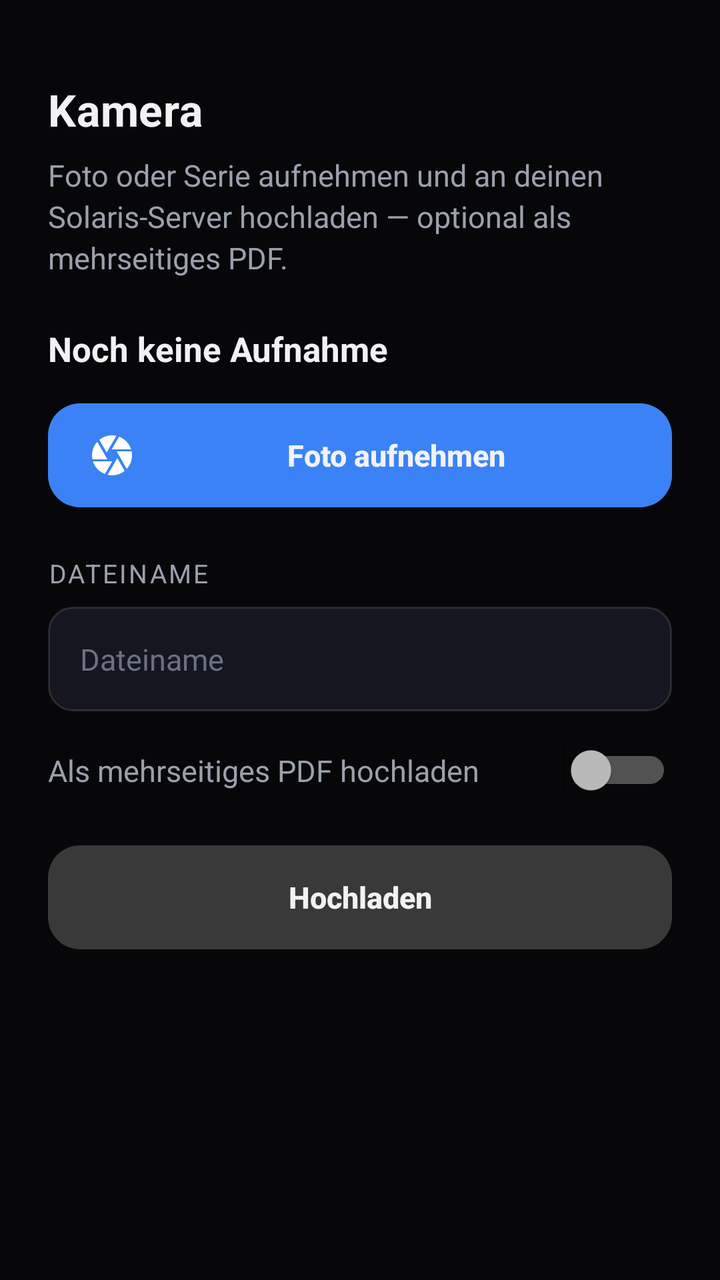
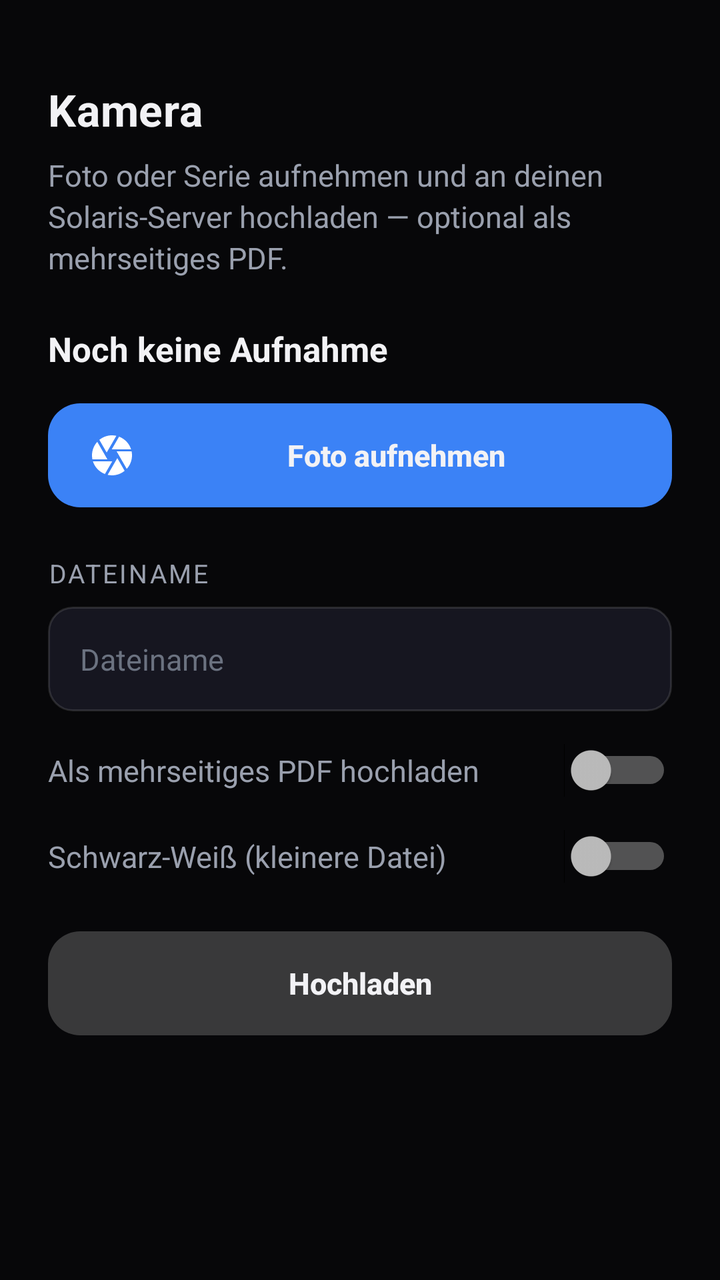

Compare the two renders of this Android layout. The source of the first and the diff that turns it into the second are given below.
<!-- AndroidManifest.xml: activity theme Theme.Solaris -->
<!-- res/layout/activity_camera_capture.xml -->
<?xml version="1.0" encoding="utf-8"?>
<ScrollView xmlns:android="http://schemas.android.com/apk/res/android"
    android:layout_width="match_parent"
    android:layout_height="match_parent"
    android:fillViewport="true"
    android:background="@color/solaris_bg">

    <LinearLayout
        android:layout_width="match_parent"
        android:layout_height="wrap_content"
        android:orientation="vertical"
        android:padding="@dimen/screen_gutter">

        <TextView
            android:layout_width="wrap_content"
            android:layout_height="wrap_content"
            android:layout_marginTop="@dimen/space_md"
            android:text="@string/camera_capture_title"
            style="@style/Text.Solaris.Headline" />

        <TextView
            android:layout_width="match_parent"
            android:layout_height="wrap_content"
            android:layout_marginTop="@dimen/space_xs"
            android:text="@string/camera_capture_hint"
            style="@style/Text.Solaris.Body" />

        
        <TextView
            android:id="@+id/cap_count"
            android:layout_width="match_parent"
            android:layout_height="wrap_content"
            android:layout_marginTop="@dimen/space_lg"
            android:text="@string/camera_capture_none"
            style="@style/Text.Solaris.Title" />

        
        <HorizontalScrollView
            android:id="@+id/cap_gallery"
            android:layout_width="match_parent"
            android:layout_height="wrap_content"
            android:layout_marginTop="@dimen/space_md"
            android:scrollbars="none"
            android:visibility="gone">

            <LinearLayout
                android:id="@+id/cap_gallery_row"
                android:layout_width="wrap_content"
                android:layout_height="wrap_content"
                android:orientation="horizontal" />
        </HorizontalScrollView>

        <Button
            android:id="@+id/cap_take"
            android:layout_width="match_parent"
            android:layout_height="wrap_content"
            android:layout_marginTop="@dimen/space_md"
            android:background="@drawable/btn_solaris"
            android:drawableStart="@drawable/ic_camera"
            android:drawablePadding="@dimen/space_sm"
            android:paddingTop="14dp"
            android:paddingBottom="14dp"
            android:text="@string/camera_capture_take"
            android:textColor="@color/solaris_text"
            android:textAllCaps="false" />

        <Button
            android:id="@+id/cap_clear"
            android:layout_width="match_parent"
            android:layout_height="wrap_content"
            android:layout_marginTop="@dimen/space_sm"
            android:background="@drawable/btn_solaris_ghost"
            android:paddingTop="12dp"
            android:paddingBottom="12dp"
            android:text="@string/camera_capture_clear"
            android:textColor="@color/solaris_text_muted"
            android:textAllCaps="false"
            android:visibility="gone" />

        
        <TextView
            android:layout_width="wrap_content"
            android:layout_height="wrap_content"
            android:layout_marginTop="@dimen/space_lg"
            android:text="@string/camera_capture_filename"
            style="@style/Text.Solaris.Label" />

        <EditText
            android:id="@+id/cap_filename"
            android:layout_width="match_parent"
            android:layout_height="wrap_content"
            android:layout_marginTop="@dimen/space_xs"
            android:background="@drawable/field_solaris"
            android:padding="@dimen/space_md"
            android:inputType="text"
            android:maxLines="1"
            android:textColor="@color/solaris_text"
            android:textColorHint="@color/solaris_text_faint"
            android:hint="@string/camera_capture_filename" />

        
        <LinearLayout
            android:layout_width="match_parent"
            android:layout_height="wrap_content"
            android:layout_marginTop="@dimen/space_md"
            android:orientation="horizontal"
            android:gravity="center_vertical">

            <TextView
                android:layout_width="0dp"
                android:layout_height="wrap_content"
                android:layout_weight="1"
                android:text="@string/camera_capture_as_pdf"
                style="@style/Text.Solaris.Body" />

            <Switch
                android:id="@+id/cap_pdf"
                android:layout_width="wrap_content"
                android:layout_height="wrap_content" />
        </LinearLayout>

        <Button
            android:id="@+id/cap_upload"
            android:layout_width="match_parent"
            android:layout_height="wrap_content"
            android:layout_marginTop="@dimen/space_lg"
            android:background="@drawable/btn_solaris"
            android:paddingTop="14dp"
            android:paddingBottom="14dp"
            android:text="@string/camera_capture_upload"
            android:textColor="@color/solaris_text"
            android:textAllCaps="false"
            android:enabled="false" />

        <ProgressBar
            android:id="@+id/cap_progress"
            style="?android:attr/progressBarStyleHorizontal"
            android:layout_width="match_parent"
            android:layout_height="wrap_content"
            android:layout_marginTop="@dimen/space_md"
            android:indeterminate="true"
            android:visibility="gone" />

        <TextView
            android:id="@+id/cap_status"
            android:layout_width="match_parent"
            android:layout_height="wrap_content"
            android:layout_marginTop="@dimen/space_sm"
            android:text=""
            style="@style/Text.Solaris.Body" />
    </LinearLayout>
</ScrollView>
<!-- resources referenced by this layout -->
<resources>
  <color name="solaris_bg">#070709</color>
  <color name="solaris_text">#F2F2F5</color>
  <color name="solaris_text_faint">#6B7280</color>
  <color name="solaris_text_muted">#9AA0AE</color>
  <dimen name="screen_gutter">24dp</dimen>
  <dimen name="space_lg">24dp</dimen>
  <dimen name="space_md">16dp</dimen>
  <dimen name="space_sm">12dp</dimen>
  <dimen name="space_xs">8dp</dimen>
  <string name="camera_capture_as_pdf">Als mehrseitiges PDF hochladen</string>
  <string name="camera_capture_clear">Verwerfen</string>
  <string name="camera_capture_filename">Dateiname</string>
  <string name="camera_capture_hint">Foto oder Serie aufnehmen und an deinen Solaris-Server hochladen — optional als mehrseitiges PDF.</string>
  <string name="camera_capture_none">Noch keine Aufnahme</string>
  <string name="camera_capture_take">Foto aufnehmen</string>
  <string name="camera_capture_title">Kamera</string>
  <string name="camera_capture_upload">Hochladen</string>
  <style name="Text.Solaris.Body">
          <item name="android:textColor">@color/solaris_text_muted</item>
          <item name="android:textSize">@dimen/text_body</item>
          <item name="android:lineSpacingExtra">3sp</item>
      </style>
  <style name="Text.Solaris.Headline">
          <item name="android:textColor">@color/solaris_text</item>
          <item name="android:textSize">@dimen/text_headline</item>
          <item name="android:textStyle">bold</item>
          <item name="android:letterSpacing">0.01</item>
      </style>
  <style name="Text.Solaris.Label">
          <item name="android:textColor">@color/solaris_text_muted</item>
          <item name="android:textSize">@dimen/text_label</item>
          <item name="android:textAllCaps">true</item>
          <item name="android:letterSpacing">0.08</item>
      </style>
  <style name="Text.Solaris.Title">
          <item name="android:textColor">@color/solaris_text</item>
          <item name="android:textSize">@dimen/text_title</item>
          <item name="android:textStyle">bold</item>
      </style>
  <color name="solaris_accent_dark">#2563EB</color>
  <dimen name="radius_md">16dp</dimen>
  <color name="solaris_accent">#3B82F6</color>
  <color name="solaris_accent_faint">#1F3B82F6</color>
  <color name="solaris_card_edge">#1FFFFFFF</color>
  <color name="solaris_field">#161620</color>
  <dimen name="radius_sm">12dp</dimen>
  <dimen name="text_body">15sp</dimen>
  <dimen name="text_headline">22sp</dimen>
  <dimen name="text_label">13sp</dimen>
  <dimen name="text_title">17sp</dimen>
  <color name="solaris_bg_elevated">#0C0C0E</color>
  <style name="Widget.Solaris.Button" parent="Widget.AppCompat.Button">
          <item name="android:background">@drawable/btn_solaris</item>
          <item name="android:textColor">@color/solaris_text</item>
          <item name="android:textAllCaps">false</item>
          <item name="android:textStyle">bold</item>
          <item name="android:textSize">15sp</item>
          <item name="android:minHeight">52dp</item>
          <item name="android:paddingLeft">20dp</item>
          <item name="android:paddingRight">20dp</item>
          <item name="android:stateListAnimator">@null</item>
      </style>
  <style name="Widget.Solaris.EditText" parent="Widget.AppCompat.EditText">
          <item name="android:background">@drawable/field_solaris</item>
          <item name="android:textColor">@color/solaris_text</item>
          <item name="android:textColorHint">@color/solaris_text_faint</item>
          <item name="android:paddingLeft">16dp</item>
          <item name="android:paddingRight">16dp</item>
          <item name="android:paddingTop">14dp</item>
          <item name="android:paddingBottom">14dp</item>
          <item name="android:textSize">15sp</item>
      </style>
  <!-- unchanged entries left out for length: 5 -->
</resources>

<!-- the commit's change to res/layout/activity_camera_capture.xml (unified diff, before → after) -->
@@ -119,6 +119,27 @@
                 android:layout_height="wrap_content" />
         </LinearLayout>
 
+        
+        <LinearLayout
+            android:layout_width="match_parent"
+            android:layout_height="wrap_content"
+            android:layout_marginTop="@dimen/space_md"
+            android:orientation="horizontal"
+            android:gravity="center_vertical">
+
+            <TextView
+                android:layout_width="0dp"
+                android:layout_height="wrap_content"
+                android:layout_weight="1"
+                android:text="@string/camera_capture_bw"
+                style="@style/Text.Solaris.Body" />
+
+            <Switch
+                android:id="@+id/cap_bw"
+                android:layout_width="wrap_content"
+                android:layout_height="wrap_content" />
+        </LinearLayout>
+
         <Button
             android:id="@+id/cap_upload"
             android:layout_width="match_parent"
<!-- resource entries referenced after the edit -->
@@ -10,6 +10,7 @@
   <dimen name="space_sm">12dp</dimen>
   <dimen name="space_xs">8dp</dimen>
   <string name="camera_capture_as_pdf">Als mehrseitiges PDF hochladen</string>
+  <string name="camera_capture_bw">Schwarz-Weiß (kleinere Datei)</string>
   <string name="camera_capture_clear">Verwerfen</string>
   <string name="camera_capture_filename">Dateiname</string>
   <string name="camera_capture_hint">Foto oder Serie aufnehmen und an deinen Solaris-Server hochladen — optional als mehrseitiges PDF.</string>
